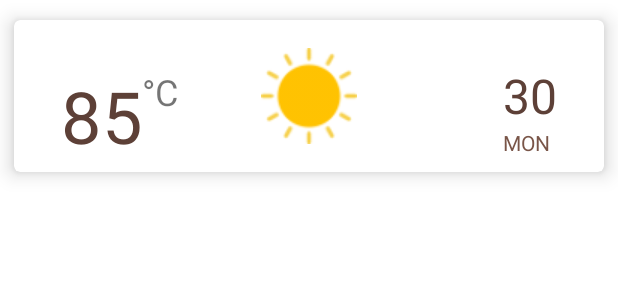
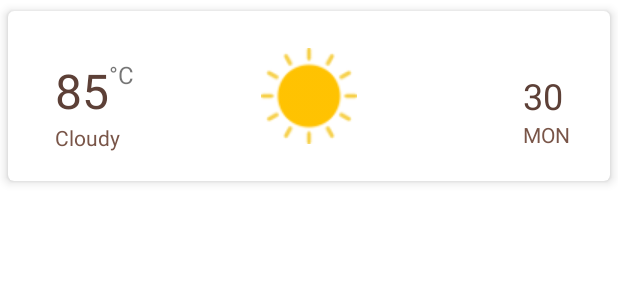
Before and after one commit to aungmyattthu/TNweather, an Android app: the layout item_view.xml on its own in the app's theme, with its tools: preview values and no code run, on a phone screen of 412 x 824 dp. Shown: the top 300 px of the screen. Run offline under Robolectric (Android 15) with nearby library versions, the phone set to English and light mode, and no system bars.

Commit message:
five recycler items

```diff
--- a/app/build.gradle
+++ b/app/build.gradle
@@ -44,5 +44,7 @@ dependencies {
     androidTestImplementation 'androidx.test:runner:1.1.0-alpha4'
     androidTestImplementation 'androidx.test.espresso:espresso-core:3.1.0-alpha4'
     implementation 'com.google.android.gms:play-services-location:15.0.1'
+    implementation 'com.github.bumptech.glide:glide:4.9.0'
+    annotationProcessor 'com.github.bumptech.glide:compiler:4.9.0'
 
 }
--- a/app/src/main/java/com/example/tnweather/HomeFragment.java
+++ b/app/src/main/java/com/example/tnweather/HomeFragment.java
@@ -108,7 +108,7 @@ public class HomeFragment extends Fragment implements MainContract.View, Locatio
             }
         };
         weatherRespones = new ArrayList<>();
-        weatherAdapter = new WeatherAdapter((ArrayList<ListItem>) weatherRespones,clickListener);
+        weatherAdapter = new WeatherAdapter((ArrayList<ListItem>) weatherRespones,clickListener,getContext());
         LinearLayoutManager manager = new LinearLayoutManager(getContext(),RecyclerView.VERTICAL,false);
         recyclerView.setLayoutManager(manager);
         recyclerView.setAdapter(weatherAdapter);
--- a/app/src/main/res/layout/item_view.xml
+++ b/app/src/main/res/layout/item_view.xml
@@ -7,7 +7,7 @@
     <com.google.android.material.card.MaterialCardView
         android:layout_width="match_parent"
         android:layout_height="128dp"
-        app:cardElevation="8dp"
+        app:cardElevation="4dp"
         app:contentPadding="8dp"
         app:cardUseCompatPadding="true"
         app:layout_constraintBottom_toBottomOf="parent"
@@ -27,16 +27,19 @@
                 android:layout_marginLeft="24dp"
                 android:text="@string/temperature"
                 android:textColor="@color/colorPrimaryDark"
-                android:textSize="48sp"
+                android:textSize="32sp"
                 />
+
             <TextView
                 android:id="@+id/status"
                 android:layout_width="wrap_content"
                 android:layout_height="wrap_content"
+                android:layout_below="@id/temperature"
+                android:layout_alignStart="@id/temperature"
+                android:layout_alignParentBottom="true"
+                android:layout_marginBottom="8dp"
                 android:text="@string/status"
-                android:layout_below="@id/temperature"
-                android:textColor="@color/colorPrimary"
-                android:layout_alignStart="@id/temperature"/>
+                android:textColor="@color/colorPrimary" />
 
             <ImageView
                 android:id="@+id/weather_img"
@@ -49,13 +52,13 @@
                 android:id="@+id/date"
                 android:layout_width="wrap_content"
                 android:layout_height="wrap_content"
-                android:text="@string/date"
-                android:textSize="32sp"
-                android:textColor="@color/colorPrimaryDark"
                 android:layout_alignParentRight="true"
                 android:layout_centerVertical="true"
                 android:layout_marginRight="24sp"
-                />
+                android:text="@string/date"
+                android:textColor="@color/colorPrimaryDark"
+                android:textSize="24sp" />
+
             <TextView
                 android:id="@+id/day"
                 android:layout_alignStart="@id/date"
@@ -73,7 +76,7 @@
                 android:layout_alignTop="@+id/temperature"
                 android:layout_toRightOf="@+id/temperature"
                 android:text="°C"
-                android:textSize="24sp" />
+                android:textSize="16sp" />
 
         </RelativeLayout>
 
```
Also changed, not shown: app/src/main/java/com/example/tnweather/adapter/WeatherAdapter.java (+11 -3 lines).
